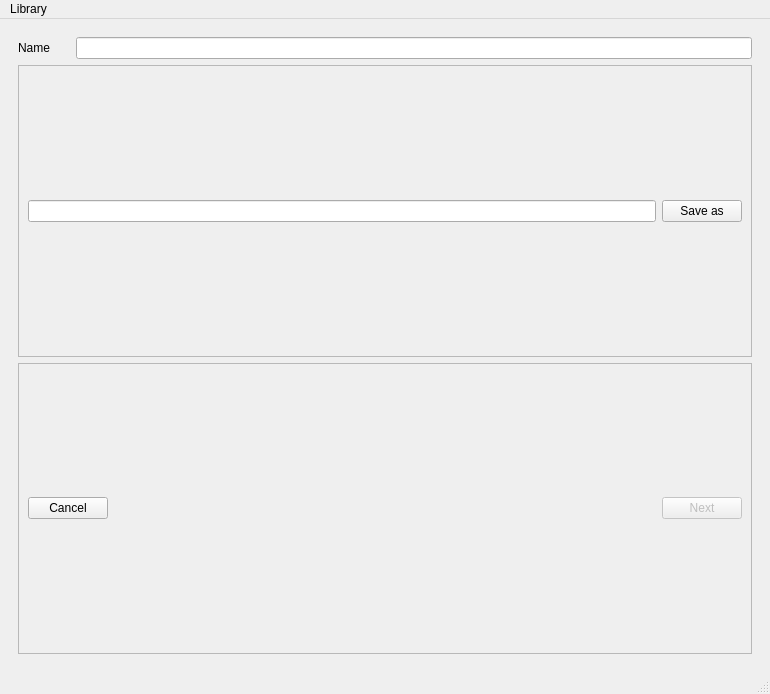
First picture: the form in src/libviz/gui/mainwindow.ui, repository miotsdata/libviz, before the edit.
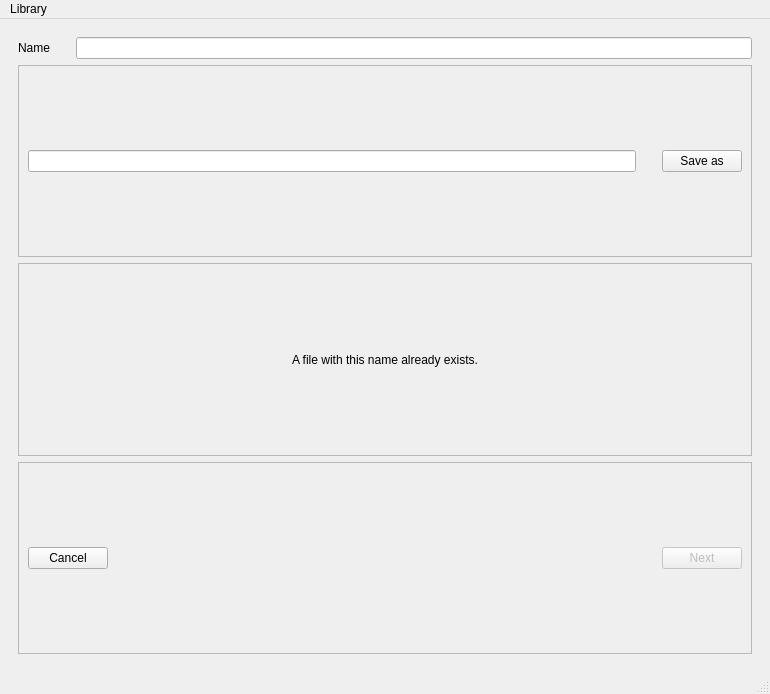
Second picture: the form after the edit.

Commit message: feat: handle create library page

Diff of the .ui file:
```diff
--- a/src/libviz/gui/mainwindow.ui
+++ b/src/libviz/gui/mainwindow.ui
@@ -64,6 +64,22 @@
            <item>
             <widget class="QLineEdit" name="createLibraryPath_lineEdit"/>
            </item>
+           <item>
+            <spacer name="horizontalSpacer_3">
+             <property name="orientation">
+              <enum>Qt::Orientation::Horizontal</enum>
+             </property>
+             <property name="sizeType">
+              <enum>QSizePolicy::Policy::Maximum</enum>
+             </property>
+             <property name="sizeHint" stdset="0">
+              <size>
+               <width>20</width>
+               <height>20</height>
+              </size>
+             </property>
+            </spacer>
+           </item>
            <item>
             <widget class="QPushButton" name="createLibraryBrowse_btn">
              <property name="text">
@@ -74,6 +90,34 @@
           </layout>
          </widget>
         </item>
+        <item>
+         <widget class="QFrame" name="createLibraryError_frame">
+          <property name="enabled">
+           <bool>true</bool>
+          </property>
+          <property name="frameShape">
+           <enum>QFrame::Shape::StyledPanel</enum>
+          </property>
+          <property name="frameShadow">
+           <enum>QFrame::Shadow::Raised</enum>
+          </property>
+          <layout class="QVBoxLayout" name="verticalLayout_3">
+           <item>
+            <widget class="QLabel" name="createLibraryError_label">
+             <property name="enabled">
+              <bool>true</bool>
+             </property>
+             <property name="text">
+              <string>A file with this name already exists.</string>
+             </property>
+             <property name="alignment">
+              <set>Qt::AlignmentFlag::AlignCenter</set>
+             </property>
+            </widget>
+           </item>
+          </layout>
+         </widget>
+        </item>
         <item>
          <widget class="QFrame" name="frame_2">
           <property name="frameShape">
```
The commit also changes 2 other files.
